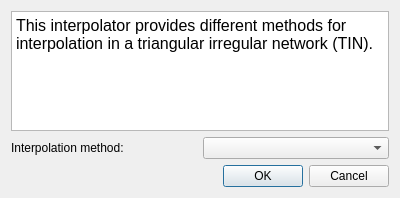
Qt form qgis/src/plugins/interpolation/qgstininterpolatordialogbase.ui (sourcepole/qgis) before a commit.
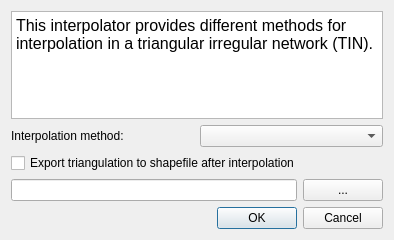
The same form after that commit.

Commit message: FEATURE: possibility to save the triangulation to shape file (but needs a bit more error checking and polishing)

Diff of the .ui file:
```diff
--- a/qgis/src/plugins/interpolation/qgstininterpolatordialogbase.ui
+++ b/qgis/src/plugins/interpolation/qgstininterpolatordialogbase.ui
@@ -5,25 +5,26 @@
    <rect>
     <x>0</x>
     <y>0</y>
-    <width>400</width>
-    <height>198</height>
+    <width>394</width>
+    <height>240</height>
    </rect>
   </property>
   <property name="windowTitle" >
    <string>Triangle based interpolation</string>
   </property>
-  <layout class="QGridLayout" >
-   <item row="0" column="0" >
+  <layout class="QGridLayout" name="gridLayout" >
+   <item row="0" column="0" colspan="2" >
     <widget class="QTextBrowser" name="mDescriptionTextBrowser" >
      <property name="html" >
-      <string>&lt;html>&lt;head>&lt;meta name="qrichtext" content="1" />&lt;style type="text/css">
+      <string>&lt;!DOCTYPE HTML PUBLIC "-//W3C//DTD HTML 4.0//EN" "http://www.w3.org/TR/REC-html40/strict.dtd">
+&lt;html>&lt;head>&lt;meta name="qrichtext" content="1" />&lt;style type="text/css">
 p, li { white-space: pre-wrap; }
-&lt;/style>&lt;/head>&lt;body style=" font-family:'Sans Serif'; font-size:12pt; font-weight:400; font-style:normal;">
-&lt;p style=" margin-top:0px; margin-bottom:0px; margin-left:0px; margin-right:0px; -qt-block-indent:0; text-indent:0px;">This interpolator provides different methods for interpolation in a triangular irregular network (TIN).&lt;/p>&lt;/body>&lt;/html></string>
+&lt;/style>&lt;/head>&lt;body style=" font-family:'DejaVu Sans'; font-size:9pt; font-weight:400; font-style:normal;">
+&lt;p style=" margin-top:0px; margin-bottom:0px; margin-left:0px; margin-right:0px; -qt-block-indent:0; text-indent:0px; font-family:'Sans Serif'; font-size:12pt;">This interpolator provides different methods for interpolation in a triangular irregular network (TIN).&lt;/p>&lt;/body>&lt;/html></string>
      </property>
     </widget>
    </item>
-   <item row="1" column="0" >
+   <item row="1" column="0" colspan="2" >
     <layout class="QHBoxLayout" >
      <item>
       <widget class="QLabel" name="mInterpolationMethodLabel" >
@@ -37,13 +38,30 @@
      </item>
     </layout>
    </item>
-   <item row="2" column="0" >
+   <item row="2" column="0" colspan="2" >
+    <widget class="QCheckBox" name="mExportTriangulationCheckBox" >
+     <property name="text" >
+      <string>Export triangulation to shapefile after interpolation</string>
+     </property>
+    </widget>
+   </item>
+   <item row="3" column="0" >
+    <widget class="QLineEdit" name="mTriangulationFileEdit" />
+   </item>
+   <item row="3" column="1" >
+    <widget class="QPushButton" name="mTriangulationFileButton" >
+     <property name="text" >
+      <string>...</string>
+     </property>
+    </widget>
+   </item>
+   <item row="4" column="0" colspan="2" >
     <widget class="QDialogButtonBox" name="buttonBox" >
      <property name="orientation" >
       <enum>Qt::Horizontal</enum>
      </property>
      <property name="standardButtons" >
-      <set>QDialogButtonBox::Cancel|QDialogButtonBox::NoButton|QDialogButtonBox::Ok</set>
+      <set>QDialogButtonBox::Cancel|QDialogButtonBox::Ok</set>
      </property>
     </widget>
    </item>
```
The commit also changes 4 other files.
